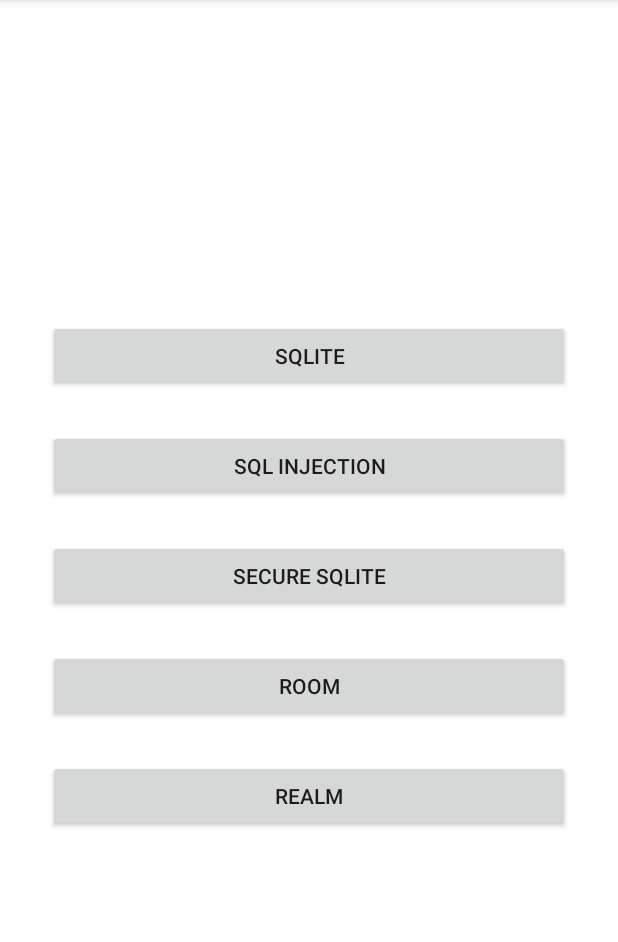
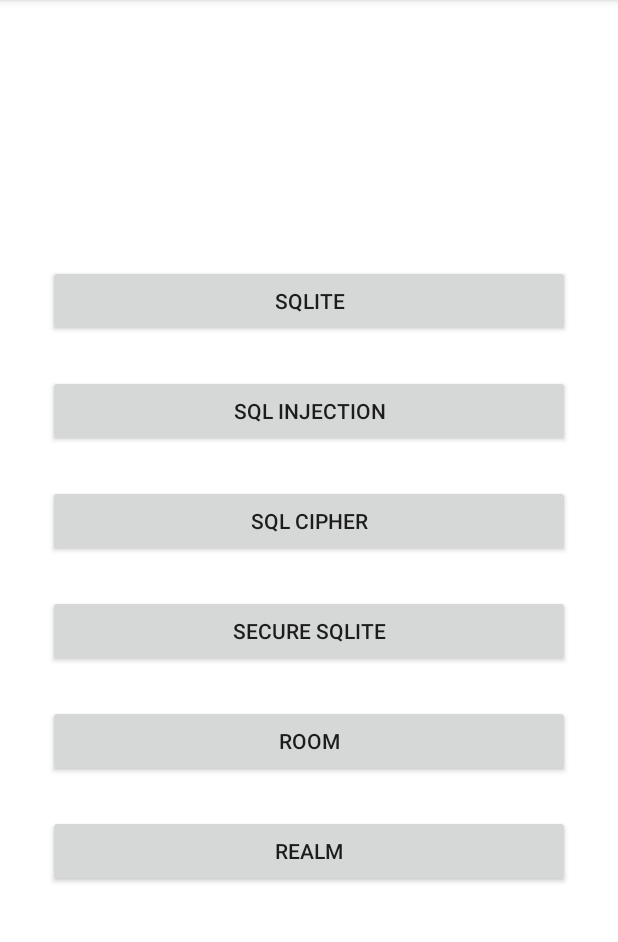
Before and after one commit to ShahryarHejazipour/securityInAndroidApps, an Android app: the DatabaseActivity screen opened directly, with no data from a screen before it, on a phone screen of 412 x 824 dp, the part 84-1026 px from its top. Run offline under Robolectric (Android 15) with nearby library versions, the phone set to English and light mode, and no system bars.

Commit message:
implementation SqlCipher

```diff
--- a/app/build.gradle
+++ b/app/build.gradle
@@ -47,4 +47,8 @@
     // For Identity Credential APIs
     implementation "androidx.security:security-identity-credential:1.0.0-alpha01"
 
+    //SQL-Cipher
+    implementation 'net.zetetic:android-database-sqlcipher:4.4.3@aar'
+    implementation "androidx.sqlite:sqlite:2.1.0"
+
 }
--- a/app/src/main/AndroidManifest.xml
+++ b/app/src/main/AndroidManifest.xml
@@ -14,6 +14,9 @@
         android:roundIcon="@mipmap/ic_launcher_round"
         android:supportsRtl="true"
         android:theme="@style/Theme.SecurityMan">
+        <activity
+            android:name=".ui.databases.sqlCipher.SqlCipherActivity"
+            android:exported="true" />
         <activity
             android:name=".ui.databases.injection.SqlInjectionActivity"
             android:exported="true" />
--- a/app/src/main/java/com/tispunshahryar960103/securityman/ui/databases/DatabaseActivity.java
+++ b/app/src/main/java/com/tispunshahryar960103/securityman/ui/databases/DatabaseActivity.java
@@ -9,11 +9,12 @@
 
 import com.tispunshahryar960103.securityman.R;
 import com.tispunshahryar960103.securityman.ui.databases.injection.SqlInjectionActivity;
+import com.tispunshahryar960103.securityman.ui.databases.sqlCipher.SqlCipherActivity;
 import com.tispunshahryar960103.securityman.ui.databases.sqlite.Sqliteactivity;
 
 public class DatabaseActivity extends AppCompatActivity {
 
-    AppCompatButton btn_sqlite,btn_injection;
+    AppCompatButton btn_sqlite,btn_injection,btn_sql_cipher;
 
 
     @Override
@@ -23,6 +24,7 @@
 
         btn_sqlite=findViewById(R.id.btn_sqlite);
         btn_injection=findViewById(R.id.btn_injection);
+        btn_sql_cipher=findViewById(R.id.btn_sql_cipher);
 
 
         btn_sqlite.setOnClickListener(new View.OnClickListener() {
@@ -42,5 +44,14 @@
 
             }
         });
+
+        btn_sql_cipher.setOnClickListener(new View.OnClickListener() {
+            @Override
+            public void onClick(View v) {
+                Intent intent=new Intent(getApplicationContext(), SqlCipherActivity.class);
+                startActivity(intent);
+
+            }
+        });
     }
 }
--- a/app/src/main/res/layout/activity_database.xml
+++ b/app/src/main/res/layout/activity_database.xml
@@ -25,11 +25,21 @@
         android:text="@string/sql_injection"/>
 
     <androidx.appcompat.widget.AppCompatButton
+        android:id="@+id/btn_sql_cipher"
+        android:layout_width="match_parent"
+        android:layout_height="wrap_content"
+        android:gravity="center"
+        android:layout_marginTop="25dp"
+        android:text="@string/sql_cipher"/>
+
+    <androidx.appcompat.widget.AppCompatButton
         android:layout_width="match_parent"
         android:layout_height="wrap_content"
         android:gravity="center"
         android:layout_marginTop="25dp"
         android:text="@string/secure_sqlite"/>
+
+
 
     <androidx.appcompat.widget.AppCompatButton
         android:layout_width="match_parent"
--- a/app/src/main/res/values/strings.xml
+++ b/app/src/main/res/values/strings.xml
@@ -19,4 +19,5 @@
     <string name="enter_your_password">Enter your Password</string>
     <string name="login">Login</string>
     <string name="register">Register</string>
+    <string name="sql_cipher">SQL Cipher</string>
 </resources>
```
Also changed, not shown: app/src/main/java/com/tispunshahryar960103/securityman/ui/databases/sqlCipher/Data.java (added, +31 -0 lines), app/src/main/java/com/tispunshahryar960103/securityman/ui/databases/sqlCipher/EncryptDatabase.java (added, +63 -0 lines), app/src/main/java/com/tispunshahryar960103/securityman/ui/databases/sqlCipher/SqlCipherActivity.java (added, +55 -0 lines), app/src/main/res/layout/activity_sql_cipher.xml (added, +9 -0 lines).
